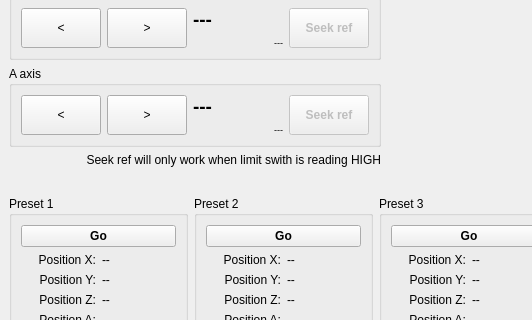
Above: 03_lens_tester_gui/gui.ui from Kurokesu/SCE2-SDK before the change; both pictures show x 0 to 532 and y 273 to 593 of the 938 by 708 pixel window. Below: the same form after it.
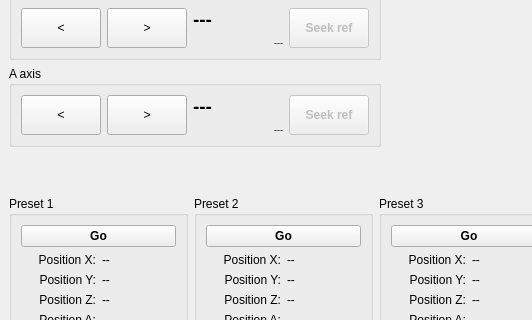
That is the form after the change. Icons and pictures are not drawn.

Commit message: after firmware fix removed note from the gui about homing issues

Diff of the .ui file:
```diff
--- a/03_lens_tester_gui/gui.ui
+++ b/03_lens_tester_gui/gui.ui
@@ -511,16 +511,6 @@
           </item>
          </layout>
         </item>
-        <item>
-         <widget class="QLabel" name="label">
-          <property name="text">
-           <string>Seek ref will only work when limit swith is reading HIGH</string>
-          </property>
-          <property name="alignment">
-           <set>Qt::AlignRight|Qt::AlignTrailing|Qt::AlignVCenter</set>
-          </property>
-         </widget>
-        </item>
        </layout>
       </item>
       <item>
```
Left out of the diff: 4 changed lines with no effect on the pictures. The commit also changes 5 other files.
